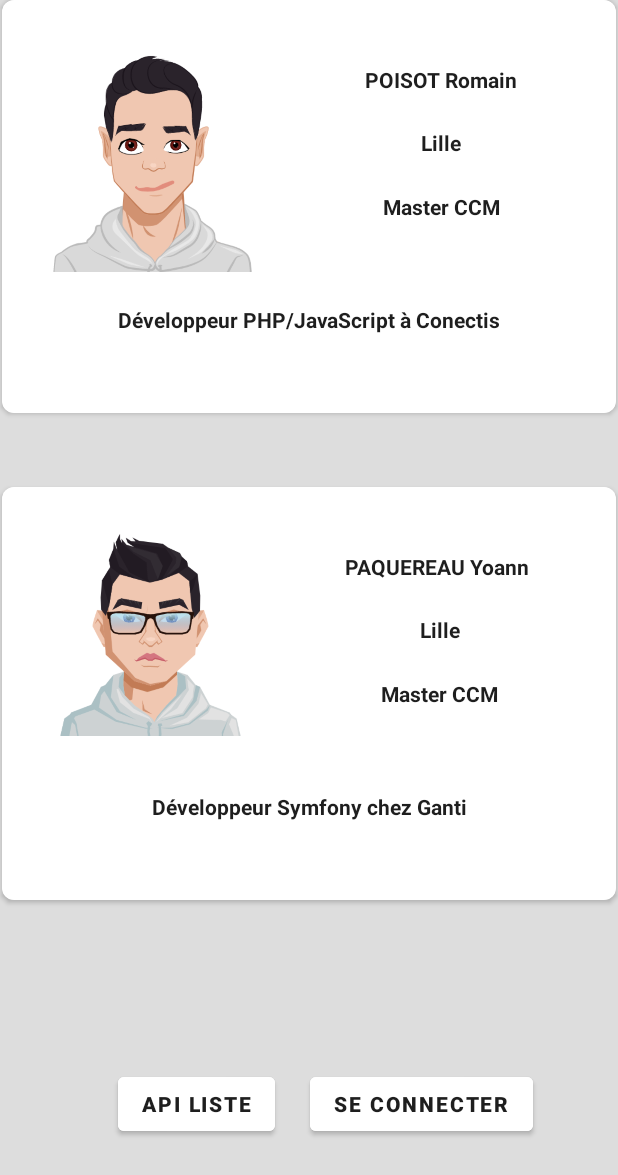
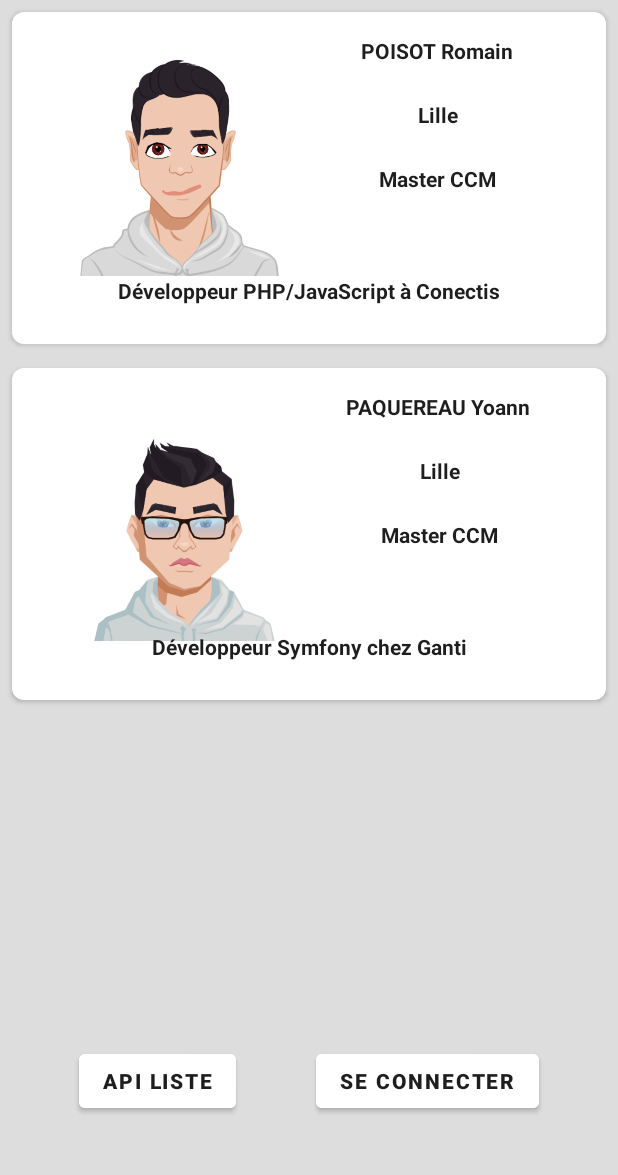
Before and after one commit to ypaquereau/Projet-CCM-2021, an Android app: the screen it shows after launch (MainActivity), on a phone screen of 412 x 824 dp. Shown: the top 1175 px of the screen. Run offline under Robolectric (Android 15) with nearby library versions, the phone set to English and light mode, and no system bars; our stand-ins replace Firebase (no records; nobody signed in at launch, a user with empty details on screens opened directly), Room's generated code.

Commit message:
fix constraint layout in homepage

```diff
--- a/app/src/main/res/layout/activity_main.xml
+++ b/app/src/main/res/layout/activity_main.xml
@@ -9,15 +9,20 @@
 
     <androidx.cardview.widget.CardView
         android:id="@+id/cardView"
-        android:layout_width="409dp"
-        android:layout_height="275dp"
+        android:layout_width="0dp"
+        android:layout_height="wrap_content"
         android:elevation="10dp"
+        android:layout_margin="8dp"
         app:cardCornerRadius="8dp"
+        app:layout_constraintVertical_chainStyle="packed"
+        app:layout_constraintVertical_bias="0"
+        app:layout_constraintBottom_toTopOf="@+id/cardView2"
         app:layout_constraintEnd_toEndOf="parent"
         app:layout_constraintStart_toStartOf="parent"
         app:layout_constraintTop_toTopOf="parent">
 
         <androidx.constraintlayout.widget.ConstraintLayout
+            android:padding="16dp"
             android:layout_width="match_parent"
             android:layout_height="match_parent"
             android:layout_margin="0dp"
@@ -92,19 +97,20 @@
 
     <androidx.cardview.widget.CardView
         android:id="@+id/cardView2"
-        android:layout_width="409dp"
-        android:layout_height="275dp"
+        android:layout_width="0dp"
+        android:layout_height="wrap_content"
+        android:layout_margin="8dp"
         android:layout_marginTop="100dp"
         app:cardCornerRadius="8dp"
-        app:layout_constraintBottom_toBottomOf="parent"
+        app:layout_constraintBottom_toTopOf="@+id/userId"
         app:layout_constraintEnd_toEndOf="parent"
         app:layout_constraintStart_toStartOf="parent"
-        app:layout_constraintTop_toTopOf="parent">
+        app:layout_constraintTop_toBottomOf="@+id/cardView">
 
         <androidx.constraintlayout.widget.ConstraintLayout
+            android:padding="16dp"
             android:layout_width="match_parent"
             android:layout_height="match_parent"
-            android:layout_margin="0dp"
             android:background="@color/cardViewColor"
             android:clipToPadding="true"
             android:elevation="10dp">
@@ -179,14 +185,13 @@
         android:id="@+id/buttonToApi"
         android:layout_width="wrap_content"
         android:layout_height="wrap_content"
-        android:layout_marginEnd="150dp"
         android:layout_marginBottom="50dp"
         android:backgroundTint="@color/cardViewColor"
         android:text="@string/buttonApi"
         android:textColor="@color/textColor"
         android:textStyle="bold"
         app:layout_constraintBottom_toBottomOf="parent"
-        app:layout_constraintEnd_toEndOf="parent"
+        app:layout_constraintEnd_toStartOf="@+id/buttonToAuth"
         app:layout_constraintStart_toStartOf="parent"
         app:layout_constraintTop_toBottomOf="@+id/cardView2"
         app:layout_constraintVertical_bias="0.887" />
@@ -195,7 +200,6 @@
         android:id="@+id/buttonToAuth"
         android:layout_width="wrap_content"
         android:layout_height="wrap_content"
-        android:layout_marginStart="150dp"
         android:layout_marginBottom="50dp"
         android:backgroundTint="@color/cardViewColor"
         android:text="@string/buttonLogin"
@@ -203,7 +207,7 @@
         android:textStyle="bold"
         app:layout_constraintBottom_toBottomOf="parent"
         app:layout_constraintEnd_toEndOf="parent"
-        app:layout_constraintStart_toStartOf="parent"
+        app:layout_constraintStart_toEndOf="@+id/buttonToApi"
         app:layout_constraintTop_toBottomOf="@+id/cardView2"
         app:layout_constraintVertical_bias="0.887" />
 
```
